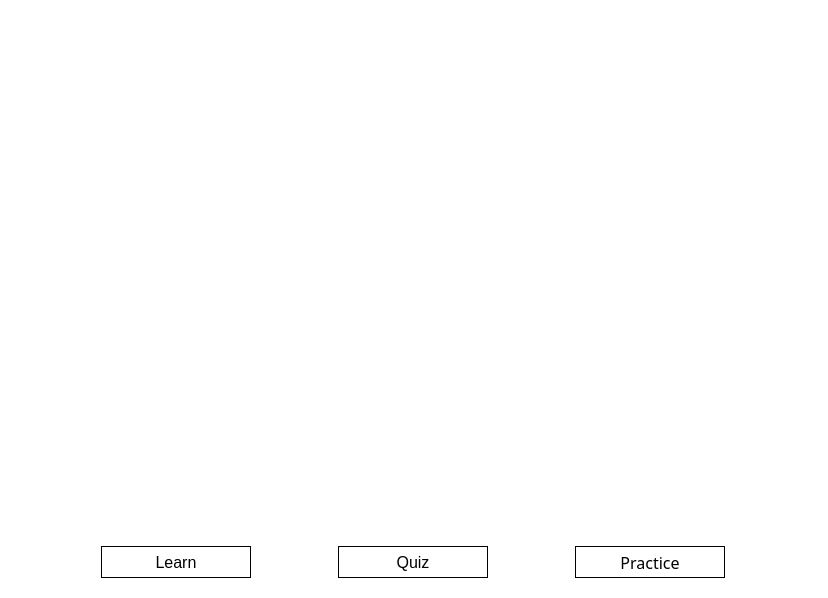
This is screen/_ui/nav_screen.ui in pranav1416/elixir-math-quiz as Qt 5 draws it before an edit. The edited form follows.
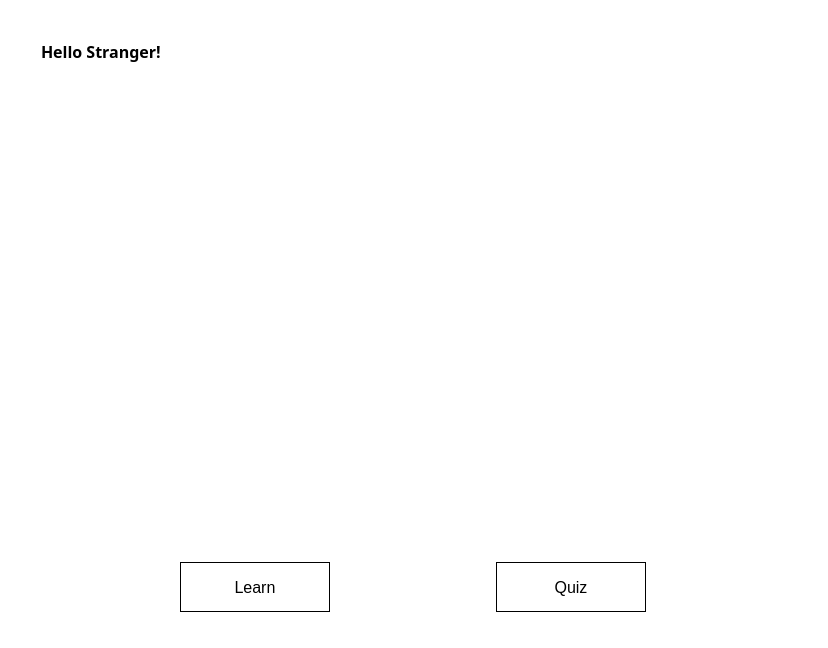
This is the edited form. Icons and pictures are not drawn.

Commit message: fixed bugs removed practice button from nav_screen fixed ui size issues

Diff of the .ui file:
```diff
--- a/screen/_ui/nav_screen.ui
+++ b/screen/_ui/nav_screen.ui
@@ -7,7 +7,7 @@
     <x>0</x>
     <y>0</y>
     <width>828</width>
-    <height>574</height>
+    <height>594</height>
    </rect>
   </property>
   <property name="windowTitle">
@@ -53,7 +53,7 @@
       <property name="geometry">
        <rect>
         <x>170</x>
-        <y>150</y>
+        <y>210</y>
         <width>421</width>
         <height>61</height>
        </rect>
@@ -72,7 +72,7 @@
       <property name="geometry">
        <rect>
         <x>230</x>
-        <y>220</y>
+        <y>280</y>
         <width>341</width>
         <height>51</height>
        </rect>
@@ -93,6 +93,27 @@
        <bool>true</bool>
       </property>
      </widget>
+     <widget class="QLabel" name="greet">
+      <property name="geometry">
+       <rect>
+        <x>30</x>
+        <y>20</y>
+        <width>161</width>
+        <height>41</height>
+       </rect>
+      </property>
+      <property name="font">
+       <font>
+        <family>Microsoft JhengHei</family>
+        <pointsize>12</pointsize>
+        <weight>75</weight>
+        <bold>true</bold>
+       </font>
+      </property>
+      <property name="text">
+       <string>Hello Stranger!</string>
+      </property>
+     </widget>
     </widget>
    </item>
    <item>
@@ -100,7 +121,7 @@
      <property name="minimumSize">
       <size>
        <width>0</width>
-       <height>50</height>
+       <height>100</height>
       </size>
      </property>
      <property name="maximumSize">
@@ -177,35 +198,6 @@
         </property>
        </widget>
       </item>
-      <item>
-       <widget class="QPushButton" name="practiceBtn">
-        <property name="maximumSize">
-         <size>
-          <width>150</width>
-          <height>50</height>
-         </size>
-        </property>
-        <property name="font">
-         <font>
-          <family>Microsoft JhengHei</family>
-          <pointsize>12</pointsize>
-         </font>
-        </property>
-        <property name="styleSheet">
-         <string notr="true">QPushButton{	
-color: rgb(0, 0, 0);	background-color: rgb(255, 255, 255);
-border:1px solid;
-}
-QPushButton:hover{
-	color: rgb(255, 255, 255);
-	background-color: rgb(0,0,0);
-}</string>
-        </property>
-        <property name="text">
-         <string>Practice</string>
-        </property>
-       </widget>
-      </item>
      </layout>
     </widget>
    </item>
```
The commit also changes 10 other files.
